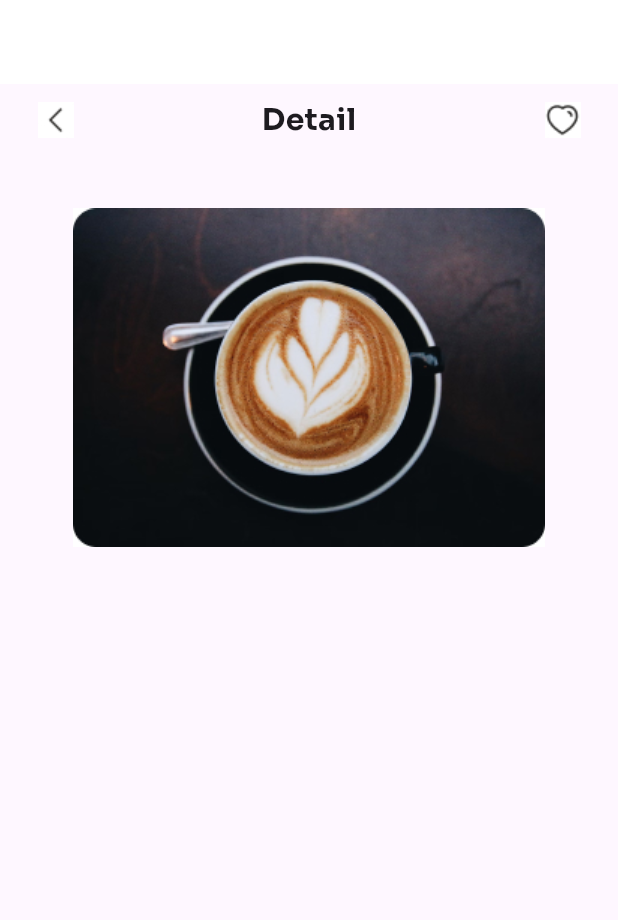
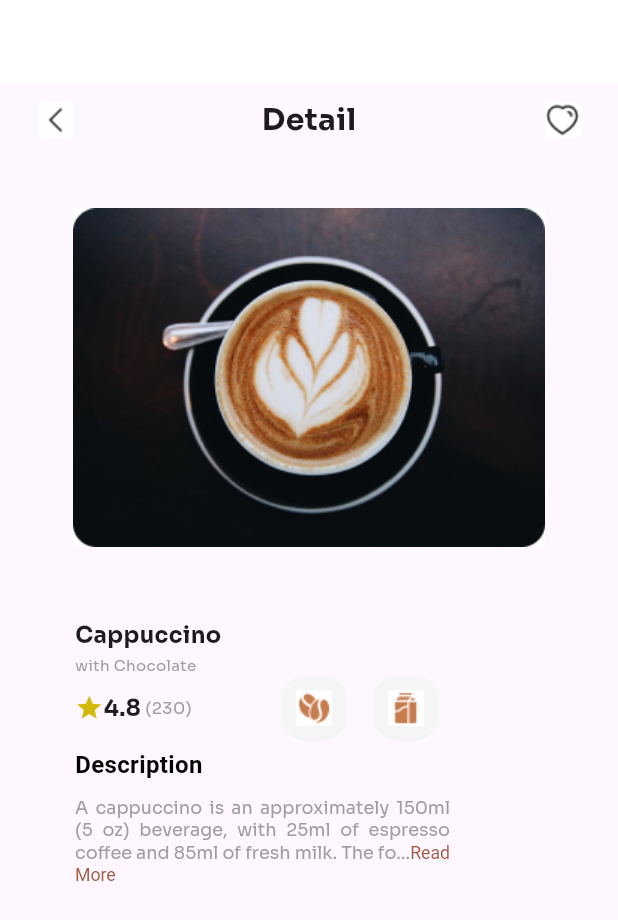
Before and after one commit to Damilola-Adefihan/flutterproject, a Flutter app: the screen it shows after launch, on a phone screen of 412 x 824 dp. Shown: the top 920 px of the screen. Run offline on Flutter 3.47's test engine with Material 3 defaults, Android fonts, the phone set to English and light mode, and no system bars.

Commit message:
coffee details section

```diff
--- a/lib/main.dart
+++ b/lib/main.dart
@@ -28,6 +28,11 @@ class DetailsScreen extends StatelessWidget {
           children: [
             HeaderComponent(),
             CoffeeImageComponent(),
+            NameComponent(),
+            NameDescriptionComponent(),
+            RatingComponent(),
+            DescriptionComponent(),
+            DescriptionTextComponent(),
           ],
         ),
       ),
@@ -92,3 +97,178 @@ class CoffeeImageComponent extends StatelessWidget {
     );
   }
 }
+
+class NameComponent extends StatelessWidget {
+  @override
+  Widget build(BuildContext context) {
+    return Padding(
+      padding: const EdgeInsets.only(left: 50.0),
+      child: Row(
+        children: [
+          Text(
+            "Cappuccino",
+            style: TextStyle(
+              fontWeight: FontWeight.bold,
+              fontSize: 15.0,
+              fontFamily: "Sora",
+            ),
+          )
+        ],
+      ),
+    );
+  }
+}
+
+class NameDescriptionComponent extends StatelessWidget {
+  @override
+  Widget build(BuildContext context) {
+    return Padding(
+      padding: const EdgeInsets.only(left: 50.0, top: 3.0),
+      child: Row(
+        children: [
+          Text(
+            "with Chocolate",
+            style: TextStyle(
+              fontWeight: FontWeight.normal,
+              fontSize: 10.0,
+              color: Colors.grey,
+              fontFamily: "Sora",
+            ),
+          )
+        ],
+      ),
+    );
+  }
+}
+
+class RatingComponent extends StatelessWidget {
+  @override
+  Widget build(BuildContext context) {
+    return Padding(
+      padding: const EdgeInsets.only(left: 50.0),
+      child: Row(
+        mainAxisAlignment: MainAxisAlignment.start,
+        children: [
+          Column(
+            crossAxisAlignment: CrossAxisAlignment.start,
+            children: [
+              Row(
+                children: [
+                  Icon(
+                    Icons.star,
+                    size: 19.0,
+                    color: Color.fromARGB(255, 212, 186, 14),
+                  ),
+                  Text(
+                    "4.8",
+                    style: TextStyle(
+                      fontWeight: FontWeight.bold,
+                      fontSize: 15.0,
+                      fontFamily: "Sora",
+                    ),
+                  ),
+                  Text(
+                    " (230)",
+                    style: TextStyle(
+                      fontSize: 11.0,
+                      fontFamily: "Sora",
+                      color: Colors.grey,
+                    ),
+                  ),
+                ],
+              ),
+            ],
+          ),
+          Column(
+            children: [SizedBox(width: 60)],
+          ),
+          Container(
+            width: 43.0,
+            decoration: BoxDecoration(
+              color: Colors.grey[100],
+              borderRadius: BorderRadius.circular(15),
+            ),
+            child: Image.asset("assets/images/bean.jpg", width: 8.0),
+          ),
+          SizedBox(width: 18.0),
+          Container(
+            width: 43.0,
+            decoration: BoxDecoration(
+              color: Colors.grey[100],
+              borderRadius: BorderRadius.circular(15),
+            ),
+            child: Image.asset("assets/images/milk.jpg", width: 8.0),
+          ),
+        ],
+      ),
+    );
+  }
+}
+
+
+
+
+
+class DescriptionComponent extends StatelessWidget {
+  @override
+  Widget build(BuildContext context) {
+    return Padding(
+      padding: const EdgeInsets.only(left: 50.0, top: 5.0),
+      child: Row(
+        crossAxisAlignment: CrossAxisAlignment.center,
+        children: [
+          Text(
+            "Description",
+            style: TextStyle(
+              fontWeight: FontWeight.bold,
+              fontSize: 16.0,
+              color: Colors.black,
+            ),
+          ),
+        ],
+      ),
+    );
+  }
+}
+
+class DescriptionTextComponent extends StatelessWidget {
+  @override
+  Widget build(BuildContext context) {
+    return Padding(
+      padding: const EdgeInsets.only(left: 50.0, top: 10),
+      child: Row(
+        crossAxisAlignment: CrossAxisAlignment.center,
+        children: [
+          SizedBox(
+            width: 250.0,
+            child: Expanded(
+              child: RichText(
+                textAlign: TextAlign.justify,
+                softWrap: true,
+                text: TextSpan(
+                  style: TextStyle(
+                    fontSize: 11.8,
+                    color: Colors.grey,
+                    fontFamily: "Sora",
+                  ),
+                  children: [
+                    TextSpan(
+                      text:
+                          "A cappuccino is an approximately 150ml (5 oz) beverage, with 25ml of espresso coffee and 85ml of fresh milk. The fo...",
+                    ),
+                    TextSpan(
+                      text: "Read More",
+                      style: TextStyle(
+                        color: Color.fromARGB(218, 144, 65, 36),
+                      ),
+                    ),
+                  ],
+                ),
+              ),
+            ),
+          ),
+        ],
+      ),
+    );
+  }
+}
```
